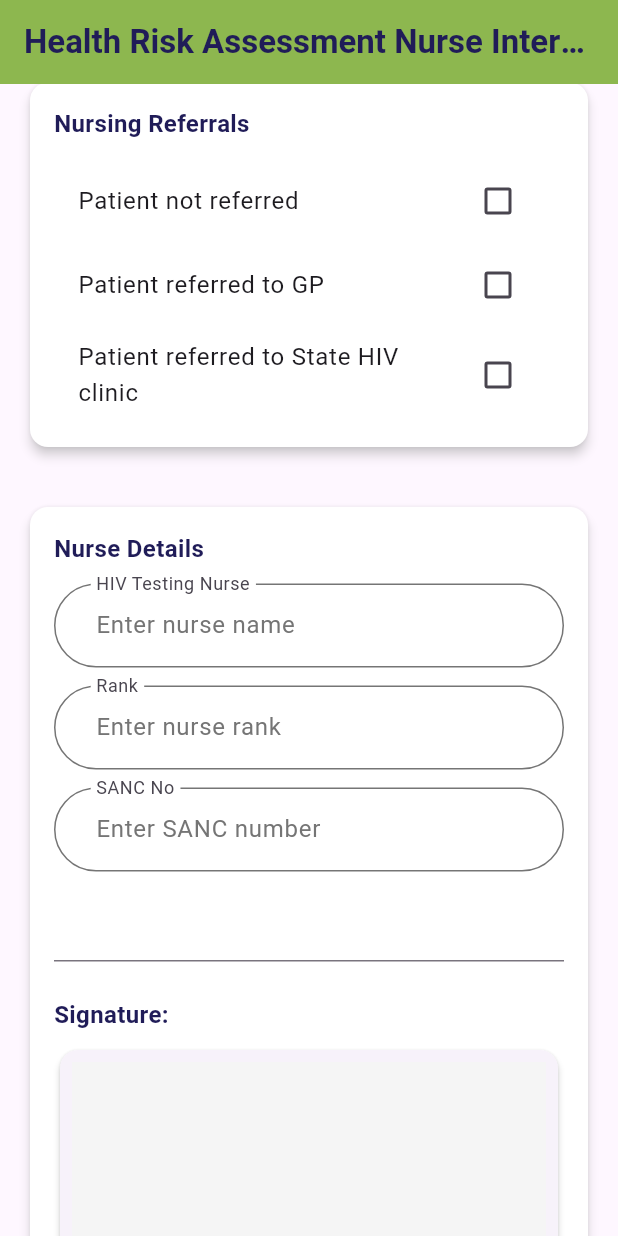
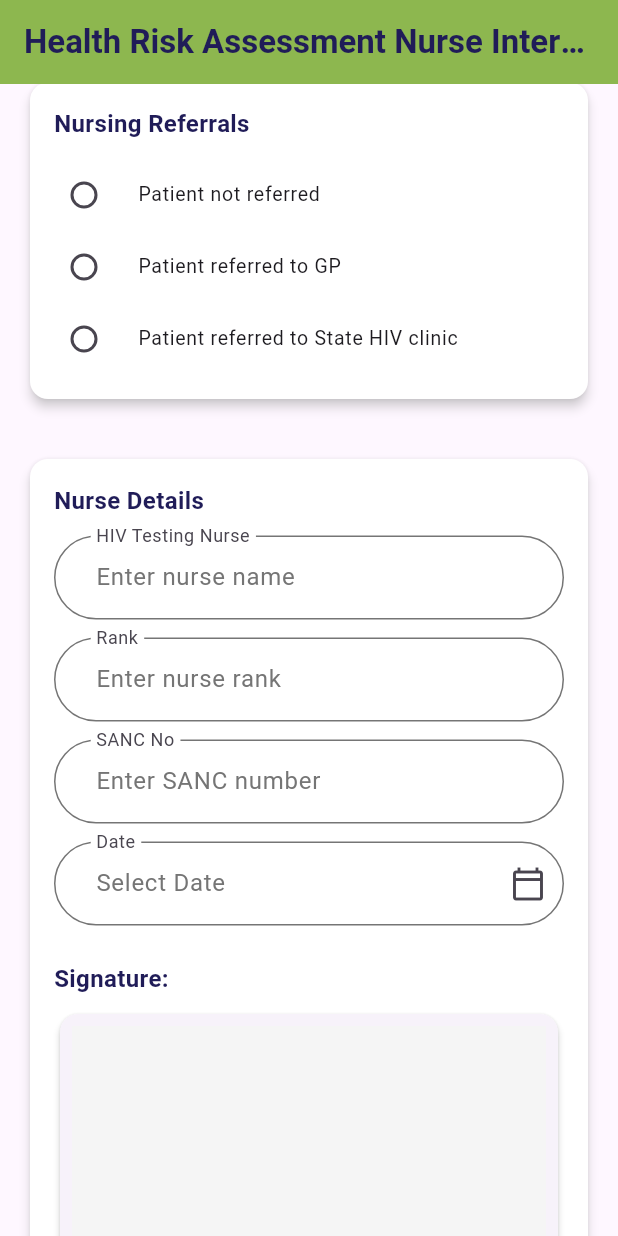
Before and after one commit to munashethedeveloper/kenwell_health_app, a Flutter app: the NurseInterventionScreen screen opened by its route, scrolled down 576 dp, on a phone screen of 412 x 824 dp. Run offline on Flutter 3.47's test engine with Material 3 defaults, Android fonts, the phone set to English and light mode, and no system bars; drawn by our look-alikes of signature; our stand-ins replace cloud_firestore, firebase_auth, package_info_plus, shared_preferences, table_calendar; accounts and stored records are empty.

Commit message:
Fixed Date and Time

```diff
--- a/lib/ui/features/hiv_test/widgets/hiv_test_screen.dart
+++ b/lib/ui/features/hiv_test/widgets/hiv_test_screen.dart
@@ -38,7 +38,7 @@ class HIVTestScreen extends StatelessWidget {
                       color: const Color(0xFF201C58),
                     ),
               ),
-              const SizedBox(height: 16),
+              const SizedBox(height: 24),
               _buildCard(
                 title: 'HIV Testing History',
                 child: Column(
@@ -89,7 +89,7 @@ class HIVTestScreen extends StatelessWidget {
                   ],
                 ),
               ),
-              const SizedBox(height: 16),
+              const SizedBox(height: 24),
               _buildCard(
                 title: 'Risk Behaviors (last 12 months)',
                 child: Column(
@@ -148,7 +148,7 @@ class HIVTestScreen extends StatelessWidget {
                   ],
                 ),
               ),
-              const SizedBox(height: 16),
+              const SizedBox(height: 24),
               _buildCard(
                 title: 'Partner HIV Status & Risk Reasons',
                 child: Column(
--- a/lib/ui/features/hiv_test_results/widgets/hiv_test_result_screen.dart
+++ b/lib/ui/features/hiv_test_results/widgets/hiv_test_result_screen.dart
@@ -39,6 +39,7 @@ class HIVTestResultScreen extends StatelessWidget {
                       color: const Color(0xFF201C58),
                     ),
               ),
+              const SizedBox(height: 24),
               _buildCard(
                 title: 'Screening Test',
                 child: Column(
@@ -74,7 +75,7 @@ class HIVTestResultScreen extends StatelessWidget {
                   ],
                 ),
               ),
-              const SizedBox(height: 16),
+              const SizedBox(height: 24),
               _buildCard(
                 title: 'Confirmatory Test',
                 child: Column(
@@ -110,7 +111,7 @@ class HIVTestResultScreen extends StatelessWidget {
                   ],
                 ),
               ),
-              const SizedBox(height: 16),
+              const SizedBox(height: 24),
               _buildCard(
                 title: 'Final HIV Test Result',
                 child: _buildDropdown(
--- a/lib/ui/features/nurse_interventions/view_model/nurse_intervention_view_model.dart
+++ b/lib/ui/features/nurse_interventions/view_model/nurse_intervention_view_model.dart
@@ -1,5 +1,11 @@
 import 'package:flutter/material.dart';
 import 'package:signature/signature.dart';
+
+enum NursingReferralOption {
+  patientNotReferred,
+  referredToGP,
+  referredToStateClinic,
+}
 
 class NurseInterventionViewModel extends ChangeNotifier {
   // ✅ Form key for validation
@@ -49,22 +55,18 @@ class NurseInterventionViewModel extends ChangeNotifier {
   }
 
   // --- Referral Nursing Interventions ---
-  bool patientNotReferred = false;
-  bool referredToGP = false;
-  bool referredToStateClinic = false;
+  NursingReferralOption? nursingReferralSelection;
   final TextEditingController notReferredReasonController =
       TextEditingController();
 
-  void setPatientNotReferred(bool value) {
-    if (patientNotReferred == value) return;
-    patientNotReferred = value;
-    if (!value) notReferredReasonController.clear();
+  void setNursingReferralSelection(NursingReferralOption? value) {
+    if (nursingReferralSelection == value) return;
+    nursingReferralSelection = value;
+    if (value != NursingReferralOption.patientNotReferred) {
+      notReferredReasonController.clear();
+    }
     notifyListeners();
   }
-
-  void setReferredToGP(bool value) => _setValue(() => referredToGP = value);
-  void setReferredToStateClinic(bool value) =>
-      _setValue(() => referredToStateClinic = value);
 
   // --- Nurse Details ---
   final TextEditingController hivTestingNurseController =
@@ -98,7 +100,8 @@ class NurseInterventionViewModel extends ChangeNotifier {
         (windowPeriod != 'Yes' || followUpLocation != null) &&
         (followUpLocation != 'Other' ||
             followUpOtherController.text.isNotEmpty) &&
-        (!patientNotReferred || notReferredReasonController.text.isNotEmpty) &&
+        (nursingReferralSelection != NursingReferralOption.patientNotReferred ||
+            notReferredReasonController.text.isNotEmpty) &&
         hivTestingNurseController.text.isNotEmpty &&
         rankController.text.isNotEmpty &&
         sancNumberController.text.isNotEmpty &&
@@ -118,10 +121,8 @@ class NurseInterventionViewModel extends ChangeNotifier {
       'difficultyDealingResult': difficultyDealingResult,
       'urgentPsychosocial': urgentPsychosocial,
       'committedToChange': committedToChange,
-      'patientNotReferred': patientNotReferred,
+      'nursingReferralSelection': nursingReferralSelection?.name,
       'notReferredReason': notReferredReasonController.text,
-      'referredToGP': referredToGP,
-      'referredToStateClinic': referredToStateClinic,
       'hivTestingNurse': hivTestingNurseController.text,
       'rank': rankController.text,
       'signature': signatureBytes,
--- a/lib/ui/features/nurse_interventions/widgets/nurse_intervention_screen.dart
+++ b/lib/ui/features/nurse_interventions/widgets/nurse_intervention_screen.dart
@@ -85,30 +85,28 @@ class NurseInterventionScreen extends StatelessWidget {
                 title: 'Nursing Referrals',
                 child: Column(
                   children: [
-                    CheckboxListTile(
-                      title: const Text('Patient not referred'),
-                      value: viewModel.patientNotReferred,
-                      onChanged: (val) =>
-                          viewModel.setPatientNotReferred(val ?? false),
+                    _buildReferralRadio(
+                      viewModel: viewModel,
+                      option: NursingReferralOption.patientNotReferred,
+                      label: 'Patient not referred',
                     ),
-                    if (viewModel.patientNotReferred)
+                    if (viewModel.nursingReferralSelection ==
+                        NursingReferralOption.patientNotReferred)
                       _buildTextField(
                         'Reason patient not referred',
                         viewModel.notReferredReasonController,
                         hint: 'Enter reason',
                         requiredField: true,
                       ),
-                    CheckboxListTile(
-                      title: const Text('Patient referred to GP'),
-                      value: viewModel.referredToGP,
-                      onChanged: (val) =>
-                          viewModel.setReferredToGP(val ?? false),
+                    _buildReferralRadio(
+                      viewModel: viewModel,
+                      option: NursingReferralOption.referredToGP,
+                      label: 'Patient referred to GP',
                     ),
-                    CheckboxListTile(
-                      title: const Text('Patient referred to State HIV clinic'),
-                      value: viewModel.referredToStateClinic,
-                      onChanged: (val) =>
-                          viewModel.setReferredToStateClinic(val ?? false),
+                    _buildReferralRadio(
+                      viewModel: viewModel,
+                      option: NursingReferralOption.referredToStateClinic,
+                      label: 'Patient referred to State HIV clinic',
                     ),
                   ],
                 ),
@@ -306,6 +304,21 @@ class NurseInterventionScreen extends StatelessWidget {
     );
   }
 
+  Widget _buildReferralRadio({
+    required NurseInterventionViewModel viewModel,
+    required NursingReferralOption option,
+    required String label,
+  }) {
+    return RadioListTile<NursingReferralOption>(
+      value: option,
+      groupValue: viewModel.nursingReferralSelection,
+      onChanged: viewModel.setNursingReferralSelection,
+      title: Text(label),
+      contentPadding: EdgeInsets.zero,
+      dense: true,
+    );
+  }
+
   Widget _buildTextField(String label, TextEditingController controller,
       {String? hint, bool requiredField = false}) {
     return Padding(
@@ -329,6 +342,9 @@ class NurseInterventionScreen extends StatelessWidget {
       child: TextFormField(
         controller: controller,
         readOnly: true,
+        decoration: _profileFieldDecoration(label, 'Select $label').copyWith(
+          suffixIcon: const Icon(Icons.calendar_today_outlined),
+        ),
         onTap: () async {
           FocusScope.of(context).requestFocus(FocusNode());
           final pickedDate = await showDatePicker(
--- a/lib/ui/features/screening_results/widgets/wellness_screening_results_screen.dart
+++ b/lib/ui/features/screening_results/widgets/wellness_screening_results_screen.dart
@@ -42,7 +42,7 @@ class WellnessScreeningResultsScreen extends StatelessWidget {
                             color: const Color(0xFF201C58),
                           ),
                     ),
-                    const SizedBox(height: 16),
+                    const SizedBox(height: 24),
                     _buildCard(
                       child: Column(
                         children: [
--- a/lib/ui/features/tb_test/widgets/tb_testing_screen.dart
+++ b/lib/ui/features/tb_test/widgets/tb_testing_screen.dart
@@ -39,6 +39,7 @@ class TBTestingScreen extends StatelessWidget {
                     color: const Color(0xFF201C58),
                   ),
             ),
+            const SizedBox(height: 24),
             _buildCard(
               title: 'TB Symptom Screening',
               child: Column(
@@ -86,7 +87,7 @@ class TBTestingScreen extends StatelessWidget {
                 ],
               ),
             ),
-            const SizedBox(height: 16),
+            const SizedBox(height: 24),
             _buildCard(
               title: 'History of TB Treatment',
               child: Column(
```
Also changed, not shown: lib/ui/features/consent_form/widgets/consent_screen.dart (+38 -13 lines), lib/ui/features/hiv_test_nursing_intervention/view_model/hiv_test_nursing_intervention_view_model.dart (+16 -20 lines), lib/ui/features/hiv_test_nursing_intervention/widgets/hiv_test_nursing_intervention_screen.dart (+30 -16 lines), lib/ui/features/patient/widgets/personal_details_screen.dart (+4 -4 lines), lib/ui/features/risk_assessment/widgets/personal_risk_assessment_screen.dart (+5 -5 lines), lib/ui/features/survey/widgets/survey_screen.dart (+7 -5 lines), lib/ui/features/tb_test_nursing_intervention/view_model/tb_nursing_intervention_view_model.dart (+15 -26 lines), lib/ui/features/tb_test_nursing_intervention/widgets/tb_nursing_intervention_screen.dart (+22 -16 lines).
